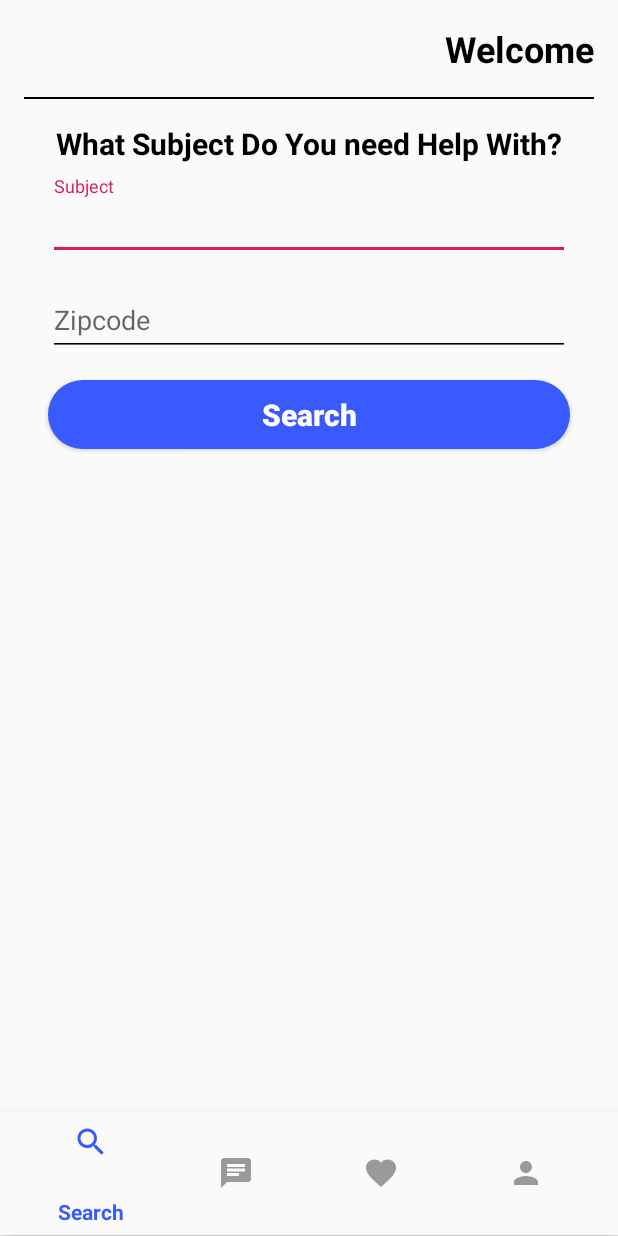
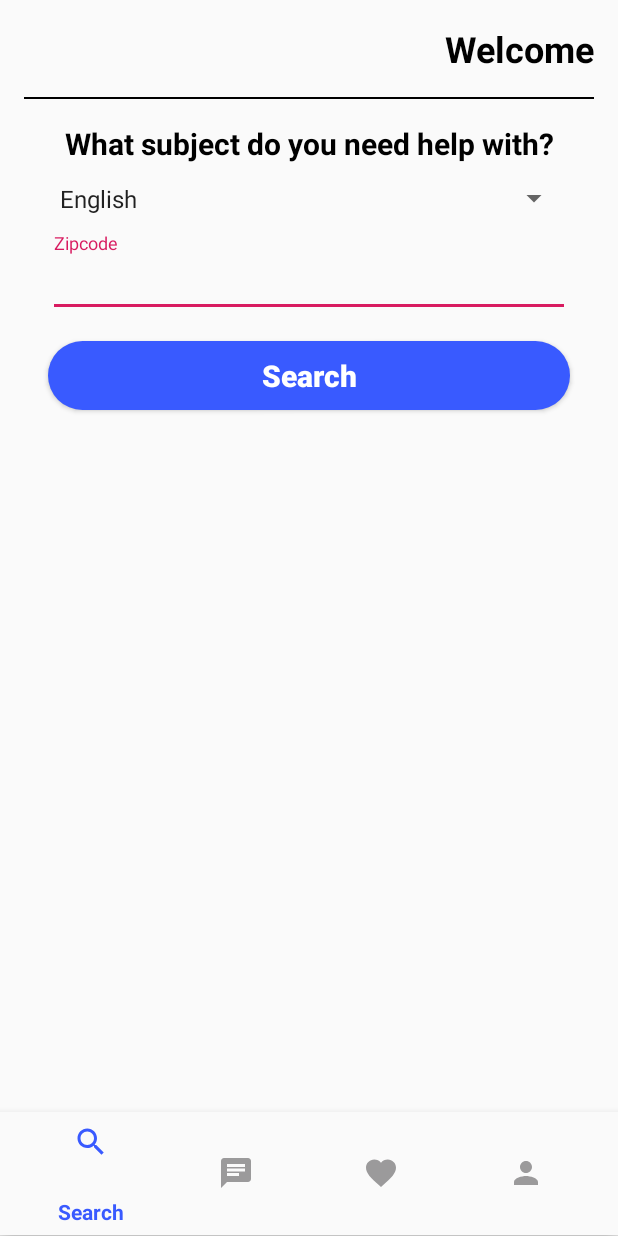
Before and after one commit to TingC6190/TutorFinder-Android, an Android app: the screen it shows after launch once a user with an empty profile is signed in (HomeActivity), on a phone screen of 412 x 824 dp. Run offline under Robolectric (Android 15) with nearby library versions, the phone set to English and light mode, and no system bars; our stand-ins replace Firebase (no records; nobody signed in at launch, a user with empty details on screens opened directly); 2 statements that could not run were skipped.

Commit message:
implmented filter for the tutor list along with sorting

```diff
--- a/TutorFinder/app/src/main/java/com/example/tingc6190/tutorfinder/HomeActivity.java
+++ b/TutorFinder/app/src/main/java/com/example/tingc6190/tutorfinder/HomeActivity.java
@@ -48,7 +48,8 @@ import java.util.Objects;
 
 public class HomeActivity extends AppCompatActivity implements Search.TutorListener,
         TutorFormInitial.TutorFormListener, TutorFormBackground.BackgroundFormListener,
-        Account.AccountListener, Setting.SettingListener, Profile.ProfileListener, Favorite.FavoriteListener, Payment.PaymentListener {
+        Account.AccountListener, Setting.SettingListener, Profile.ProfileListener,
+        Favorite.FavoriteListener, Payment.PaymentListener, Welcome.WelcomeListener {
 
     private FirebaseAuth firebaseAuth;
     private FirebaseDatabase myDatabase;
@@ -68,6 +69,7 @@ public class HomeActivity extends AppCompatActivity implements Search.TutorListe
     private ArrayList<String> allTutorUID = new ArrayList<>();
     private ArrayList<Tutor> favoriteTutors = new ArrayList<>();
     private ArrayList<Transaction> userTransactions = new ArrayList<>();
+    private ArrayList<Tutor> tutors_duplicate = new ArrayList<>();
 
     private BottomNavigationView.OnNavigationItemSelectedListener mOnNavigationItemSelectedListener
             = new BottomNavigationView.OnNavigationItemSelectedListener() {
@@ -202,8 +204,11 @@ public class HomeActivity extends AppCompatActivity implements Search.TutorListe
 
                 }
                 tutors = getAllTutors;
+                tutors_duplicate = getAllTutors;
                 allTutorUID = tutorsUID;
                 checkIfUserIsTutor();
+
+                Log.d("__DATABASE__", "__HAS_UPDATED__");
 
                 //Log.d("_______test______", String.valueOf(tutors.get(0).toString()));
             }
@@ -439,15 +444,29 @@ public class HomeActivity extends AppCompatActivity implements Search.TutorListe
         transactionRef.setValue(userTransactions);
     }
 
-    public ArrayList<Tutor> getTutors()
-    {
-        return tutors;
+    @Override
+    public void getSearchSettings(String subject, String zipcode) {
+
+        ArrayList<Tutor> filteredTutors = new ArrayList<>();
+
+        //filteredTutors = tutors_duplicate;
+
+        for (int i = 0; i < tutors_duplicate.size(); i++)
+        {
+            if (tutors_duplicate.get(i).getSubject().equals(subject))
+            {
+                filteredTutors.add(tutors_duplicate.get(i));
+            }
+        }
+
+        tutors = filteredTutors;
+
+        getFragmentManager().beginTransaction()
+                .replace(R.id.content_container, new Search())
+                .commit();
+
     }
 
-    public Tutor getTutor()
-    {
-        return tutor;
-    }
 
     public void pushTutorToDatabase()
     {
@@ -472,31 +491,6 @@ public class HomeActivity extends AppCompatActivity implements Search.TutorListe
         DatabaseReference studentPictureRef = FirebaseDatabase.getInstance().getReference().child("users/students/" + currentUserUID + "/picture");
 
         studentPictureRef.setValue(url);
-    }
-
-    public Tutor getCurrentTutor()
-    {
-        return tutorFromInitialSetup;
-    }
-
-    public Student getCurrentStudent()
-    {
-        return currentUserInfo;
-    }
-
-    public String getStudentEmail()
-    {
-        return email;
-    }
-
-    public ArrayList<Tutor> getFavoriteTutors()
-    {
-        return favoriteTutors;
-    }
-
-    public ArrayList<Transaction> getAllTransactions()
-    {
-        return userTransactions;
     }
 
     public void sendPasswordResetEmail()
@@ -534,4 +528,38 @@ public class HomeActivity extends AppCompatActivity implements Search.TutorListe
     }
 
 
+    public Tutor getCurrentTutor()
+    {
+        return tutorFromInitialSetup;
+    }
+
+    public Student getCurrentStudent()
+    {
+        return currentUserInfo;
+    }
+
+    public String getStudentEmail()
+    {
+        return email;
+    }
+
+    public ArrayList<Tutor> getFavoriteTutors()
+    {
+        return favoriteTutors;
+    }
+
+    public ArrayList<Transaction> getAllTransactions()
+    {
+        return userTransactions;
+    }
+
+    public ArrayList<Tutor> getTutors()
+    {
+        return tutors;
+    }
+
+    public Tutor getTutor()
+    {
+        return tutor;
+    }
 }
--- a/TutorFinder/app/src/main/java/com/example/tingc6190/tutorfinder/TutorForm/TutorFormInitial.java
+++ b/TutorFinder/app/src/main/java/com/example/tingc6190/tutorfinder/TutorForm/TutorFormInitial.java
@@ -140,7 +140,6 @@ public class TutorFormInitial extends Fragment implements View.OnClickListener {
 //            {
 //                aboutMe_tutorForm.setText(currentTutor.getAboutMe());
 //            }
-
 
             ArrayAdapter<CharSequence> subjectAdapter = ArrayAdapter.createFromResource(getContext(),
                     R.array.spinner_subject, android.R.layout.simple_spinner_item);
--- a/TutorFinder/app/src/main/java/com/example/tingc6190/tutorfinder/Welcome/Welcome.java
+++ b/TutorFinder/app/src/main/java/com/example/tingc6190/tutorfinder/Welcome/Welcome.java
@@ -1,19 +1,47 @@
 package com.example.tingc6190.tutorfinder.Welcome;
 
 import android.app.Fragment;
+import android.content.Context;
 import android.os.Bundle;
 import android.support.annotation.Nullable;
+import android.util.Log;
 import android.view.LayoutInflater;
 import android.view.View;
 import android.view.ViewGroup;
+import android.widget.AdapterView;
+import android.widget.ArrayAdapter;
 import android.widget.Button;
+import android.widget.Spinner;
 
 import com.example.tingc6190.tutorfinder.R;
 import com.example.tingc6190.tutorfinder.Search.Search;
 
 public class Welcome extends Fragment {
 
+    private WelcomeListener welcomeListener;
+    private String subject;
+    private String zipcode;
+
     public Welcome() {
+    }
+
+    public interface WelcomeListener
+    {
+        void getSearchSettings(String subject, String zipcode);
+    }
+
+    @Override
+    public void onAttach(Context context) {
+        super.onAttach(context);
+
+        if (context instanceof WelcomeListener)
+        {
+            welcomeListener = (WelcomeListener) context;
+        }
+        else
+        {
+            Log.d("error", "must implement WelcomeListener");
+        }
     }
 
     @Nullable
@@ -29,17 +57,41 @@ public class Welcome extends Fragment {
 
         if (getView() != null)
         {
-            Button searchButton;
+            Button searchButton = getView().findViewById(R.id.search_welcome);
+            Spinner subjectSpinner = getView().findViewById(R.id.setting_subject_spinner);
 
-            searchButton = getView().findViewById(R.id.search_welcome);
+
+            ArrayAdapter<CharSequence> subjectAdapter = ArrayAdapter.createFromResource(getContext(),
+                    R.array.spinner_subject, android.R.layout.simple_spinner_item);
+            subjectAdapter.setDropDownViewResource(R.layout.support_simple_spinner_dropdown_item);
+            subjectSpinner.setAdapter(subjectAdapter);
+
+            //get our selected subject in the spinner
+            subjectSpinner.setOnItemSelectedListener(new AdapterView.OnItemSelectedListener() {
+                @Override
+                public void onItemSelected(AdapterView<?> parent, View view, int position, long id) {
+
+                    subject = parent.getItemAtPosition(position).toString();
+                    //Log.d("__SPINNER__", subject);
+                }
+
+                @Override
+                public void onNothingSelected(AdapterView<?> parent) {
+
+                }
+            });
 
             searchButton.setOnClickListener(new View.OnClickListener() {
                 @Override
                 public void onClick(View v) {
 
-                    getFragmentManager().beginTransaction()
-                            .replace(R.id.content_container, new Search())
-                            .commit();
+                    Log.d("__SEARCH_TAPPED__", subject);
+
+                    welcomeListener.getSearchSettings(subject, "");
+
+//                    getFragmentManager().beginTransaction()
+//                            .replace(R.id.content_container, new Search())
+//                            .commit();
                 }
             });
 
--- a/TutorFinder/app/src/main/res/layout/content_welcome_screen.xml
+++ b/TutorFinder/app/src/main/res/layout/content_welcome_screen.xml
@@ -42,24 +42,15 @@
         android:layout_marginEnd="16dp"
         android:layout_marginTop="16dp"/>
 
-    <android.support.design.widget.TextInputLayout
+    <Spinner
+        android:id="@+id/setting_subject_spinner"
         android:layout_width="match_parent"
-        android:layout_height="wrap_content"
+        android:layout_height="30dp"
         android:layout_marginStart="32dp"
         android:layout_marginEnd="32dp"
-        android:layout_gravity="center"
         android:layout_marginTop="8dp">
 
-        <EditText
-            android:layout_width="match_parent"
-            android:layout_height="wrap_content"
-            android:hint="Subject"
-            android:layout_gravity="center"
-            android:textColor="@android:color/black"
-            android:textColorHint="@android:color/darker_gray"
-            android:backgroundTint="@android:color/black"
-            android:inputType="textEmailAddress"/>
-    </android.support.design.widget.TextInputLayout>
+    </Spinner>
 
     <android.support.design.widget.TextInputLayout
         android:layout_width="match_parent"
@@ -70,6 +61,7 @@
         android:layout_marginTop="8dp">
 
         <EditText
+            android:id="@+id/setting_zip"
             android:layout_width="match_parent"
             android:layout_height="wrap_content"
             android:hint="Zipcode"
@@ -77,7 +69,8 @@
             android:textColor="@android:color/black"
             android:textColorHint="@android:color/darker_gray"
             android:backgroundTint="@android:color/black"
-            android:inputType="textPassword"/>
+            android:maxLength="5"
+            android:inputType="number"/>
     </android.support.design.widget.TextInputLayout>
 
     <Button
```
Also changed, not shown: TutorFinder/app/src/main/java/com/example/tingc6190/tutorfinder/Search/Search.java (+85 -4 lines), TutorFinder/app/src/main/res/layout/content_search_screen.xml (+34 -5 lines), TutorFinder/app/src/main/res/values/strings.xml (+11 -1 lines).
